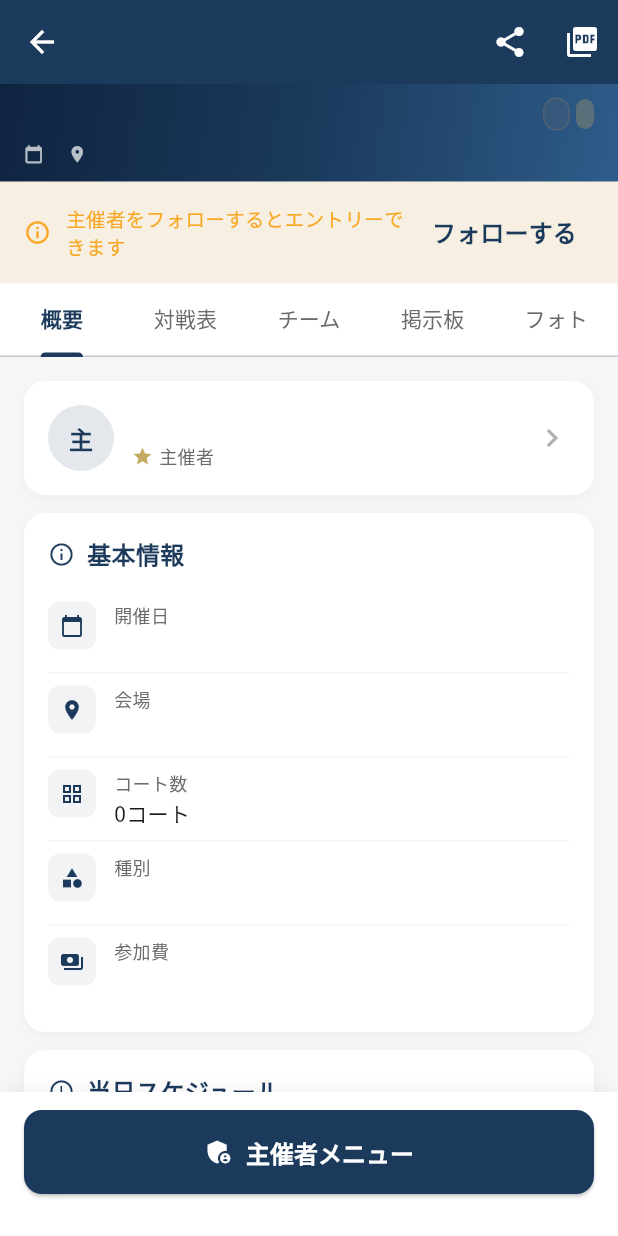
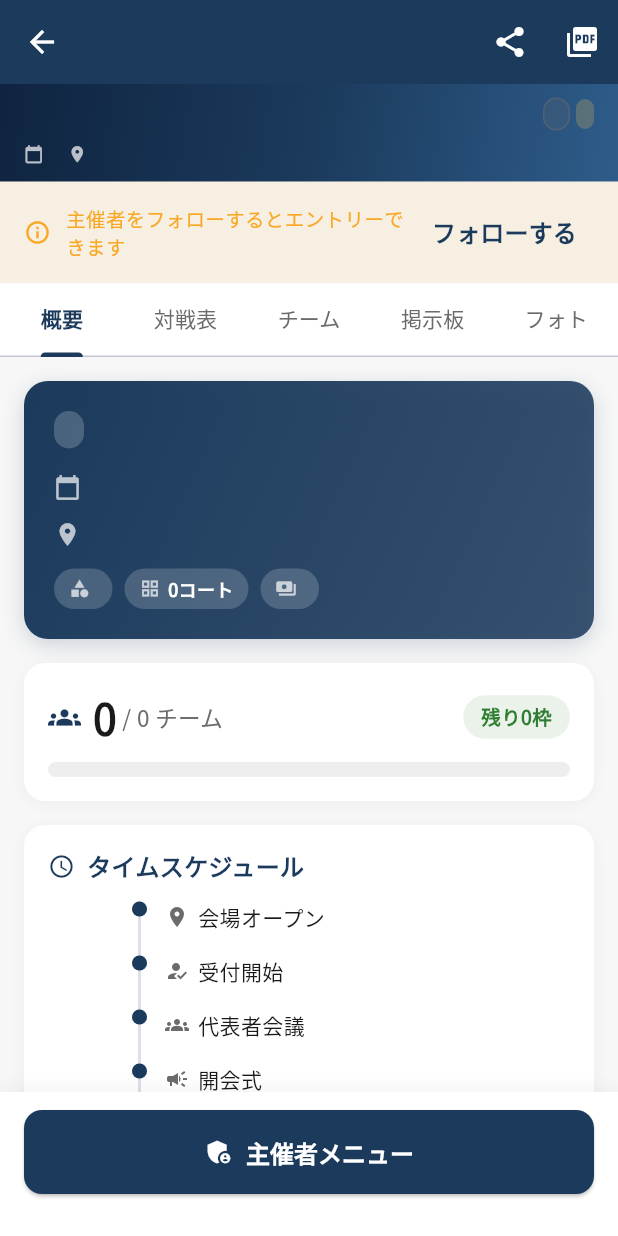
Before and after one commit to sofvo-dev/sofvo, a Flutter app: the TournamentDetailScreen screen opened directly with empty values, on a phone screen of 412 x 824 dp. Run offline on Flutter 3.47's test engine with Material 3 defaults, Android fonts, the phone set to English and light mode, and no system bars; our stand-ins replace cached_network_image, cloud_firestore, csv, file_picker, firebase_auth, firebase_core and 10 more; missing offline and left inert: mobile_scanner; accounts and stored records are empty; network calls fail.

Commit message:
feat: 大会概要タブをリデザインして見やすく改善
- ヒーローカード: 日時・会場・種別・コート数・参加費をグラデーション
  背景のカードにまとめて一目で把握可能に
- 募集状況: 大きな数字+プログレスバー+締切日を一つのカードに統合
- タイムスケジュール: タイムライン形式（時刻+ドット+ライン）で
  視覚的に分かりやすく
- ルール: チップ形式のラベル+値で読みやすく
- 運営情報・その他をルールカードに統合してカード数を削減
- 基本情報カードを廃止（ヒーローカードに統合）

https://claude.ai/code/session_0116u9hQCw1ZhLETzN8my8yT

```diff
--- a/lib/screens/tournament/tournament_detail_screen.dart
+++ b/lib/screens/tournament/tournament_detail_screen.dart
@@ -372,6 +372,137 @@ class _TournamentDetailScreenState extends State<TournamentDetailScreen>
         return ListView(
           padding: const EdgeInsets.all(16),
           children: [
+            // ━━━ ヒーローカード: 日時・場所・種別をまとめて ━━━
+            Container(
+              decoration: BoxDecoration(
+                gradient: LinearGradient(
+                  begin: Alignment.topLeft, end: Alignment.bottomRight,
+                  colors: [AppTheme.primaryColor, AppTheme.primaryColor.withValues(alpha: 0.85)],
+                ),
+                borderRadius: BorderRadius.circular(16),
+                boxShadow: [BoxShadow(color: AppTheme.primaryColor.withValues(alpha: 0.2), blurRadius: 12, offset: const Offset(0, 4))],
+              ),
+              child: Padding(
+                padding: const EdgeInsets.all(20),
+                child: Column(crossAxisAlignment: CrossAxisAlignment.start, children: [
+                  // ステータスバッジ
+                  Container(
+                    padding: const EdgeInsets.symmetric(horizontal: 10, vertical: 4),
+                    decoration: BoxDecoration(
+                      color: Colors.white.withValues(alpha: 0.2),
+                      borderRadius: BorderRadius.circular(20),
+                    ),
+                    child: Text(liveStatus, style: const TextStyle(fontSize: 12, fontWeight: FontWeight.bold, color: Colors.white)),
+                  ),
+                  const SizedBox(height: 14),
+                  // 日時
+                  Row(children: [
+                    const Icon(Icons.calendar_today, size: 18, color: Colors.white70),
+                    const SizedBox(width: 10),
+                    Expanded(child: Text(t['date'] as String? ?? '', style: const TextStyle(fontSize: 17, fontWeight: FontWeight.bold, color: Colors.white))),
+                  ]),
+                  const SizedBox(height: 10),
+                  // 会場
+                  Row(crossAxisAlignment: CrossAxisAlignment.start, children: [
+                    const Icon(Icons.location_on, size: 18, color: Colors.white70),
+                    const SizedBox(width: 10),
+                    Expanded(child: Column(crossAxisAlignment: CrossAxisAlignment.start, children: [
+                      Text(t['location'] as String? ?? t['venue'] as String? ?? '', style: const TextStyle(fontSize: 15, fontWeight: FontWeight.w600, color: Colors.white)),
+                      if ((t['venueAddress'] ?? '').toString().isNotEmpty)
+                        GestureDetector(
+                          onTap: () {
+                            final encoded = Uri.encodeComponent(t['venueAddress'] as String? ?? '');
+                            launchUrl(Uri.parse('https://www.google.com/maps/search/$encoded'), mode: LaunchMode.externalApplication);
+                          },
+                          child: Padding(
+                            padding: const EdgeInsets.only(top: 2),
+                            child: Row(children: [
+                              Flexible(child: Text(t['venueAddress'] as String? ?? '', style: TextStyle(fontSize: 12, color: Colors.white.withValues(alpha: 0.8), decoration: TextDecoration.underline, decorationColor: Colors.white60))),
+                              const SizedBox(width: 4),
+                              Icon(Icons.open_in_new, size: 12, color: Colors.white.withValues(alpha: 0.7)),
+                            ]),
+                          ),
+                        ),
+                    ])),
+                  ]),
+                  const SizedBox(height: 10),
+                  // 種別・コート数
+                  Row(children: [
+                    _heroChip(Icons.category, t['type'] ?? '混合'),
+                    const SizedBox(width: 8),
+                    _heroChip(Icons.grid_view, '${courts}コート'),
+                    const SizedBox(width: 8),
+                    _heroChip(Icons.payments, (() { final f = t['entryFee'] ?? t['fee']; return f is int ? '¥$f' : (f ?? '').toString(); })()),
+                  ]),
+                ]),
+              ),
+            ),
+            const SizedBox(height: 16),
+
+            // ━━━ 募集状況 ━━━
+            Container(
+              padding: const EdgeInsets.all(16),
+              decoration: BoxDecoration(
+                color: Colors.white, borderRadius: BorderRadius.circular(14),
+                boxShadow: [BoxShadow(color: Colors.black.withValues(alpha: 0.04), blurRadius: 8, offset: const Offset(0, 2))],
+              ),
+              child: Column(children: [
+                Row(children: [
+                  Icon(Icons.groups, size: 22, color: AppTheme.primaryColor),
+                  const SizedBox(width: 8),
+                  Text('$liveCurrentTeams', style: const TextStyle(fontSize: 28, fontWeight: FontWeight.bold, color: AppTheme.textPrimary)),
+                  Text(' / $liveMaxTeams チーム', style: TextStyle(fontSize: 15, color: AppTheme.textSecondary)),
+                  const Spacer(),
+                  Container(
+                    padding: const EdgeInsets.symmetric(horizontal: 12, vertical: 5),
+                    decoration: BoxDecoration(
+                      color: liveProgress >= 1.0 ? AppTheme.error.withValues(alpha: 0.1) : AppTheme.success.withValues(alpha: 0.1),
+                      borderRadius: BorderRadius.circular(20),
+                    ),
+                    child: Text(liveProgress >= 1.0 ? '満員' : '残り${liveMaxTeams - liveCurrentTeams}枠',
+                        style: TextStyle(fontSize: 13, fontWeight: FontWeight.bold,
+                            color: liveProgress >= 1.0 ? AppTheme.error : AppTheme.success)),
+                  ),
+                ]),
+                const SizedBox(height: 10),
+                ClipRRect(
+                  borderRadius: BorderRadius.circular(6),
+                  child: LinearProgressIndicator(
+                    value: liveProgress.clamp(0.0, 1.0),
+                    backgroundColor: Colors.grey[200],
+                    valueColor: AlwaysStoppedAnimation<Color>(
+                      liveProgress >= 1.0 ? AppTheme.error : liveProgress >= 0.8 ? AppTheme.warning : AppTheme.success),
+                    minHeight: 10,
+                  ),
+                ),
+                if ((live['deadline'] ?? t['deadline'] ?? '').toString().isNotEmpty) ...[
+                  const SizedBox(height: 10),
+                  Row(children: [
+                    Icon(Icons.event_busy, size: 15, color: AppTheme.warning),
+                    const SizedBox(width: 6),
+                    Text('締切: ${live['deadline'] ?? t['deadline'] ?? ''}', style: TextStyle(fontSize: 13, color: AppTheme.warning, fontWeight: FontWeight.w600)),
+                  ]),
+                ],
+              ]),
+            ),
+            const SizedBox(height: 16),
+
+            // ━━━ 当日スケジュール（タイムライン形式） ━━━
+            _buildCard(
+              title: 'タイムスケジュール',
+              titleIcon: Icons.schedule,
+              child: Column(children: [
+                _buildTimelineRow(live['openTime'] as String? ?? t['openTime'] as String? ?? '8:00', '会場オープン', Icons.location_on),
+                _buildTimelineRow(live['receptionTime'] as String? ?? t['receptionTime'] as String? ?? '8:30', '受付開始', Icons.how_to_reg),
+                _buildTimelineRow(live['captainMeetingTime'] as String? ?? t['captainMeetingTime'] as String? ?? '8:45', '代表者会議', Icons.groups),
+                _buildTimelineRow(live['openingTime'] as String? ?? t['openingTime'] as String? ?? '9:00', '開会式', Icons.campaign),
+                _buildTimelineRow(live['matchStartTime'] as String? ?? t['matchStartTime'] as String? ?? '9:15', '試合開始', Icons.sports_volleyball),
+                _buildTimelineRow(live['finalTime'] as String? ?? t['finalTime'] as String? ?? '15:00', '終了', Icons.flag),
+                _buildTimelineRow(live['closingTime'] as String? ?? t['closingTime'] as String? ?? '15:30', '完全撤退', Icons.exit_to_app, isLast: true),
+              ]),
+            ),
+            const SizedBox(height: 16),
+
             // ━━━ Organizer ━━━
             GestureDetector(
               onTap: () {
@@ -416,126 +547,40 @@ class _TournamentDetailScreenState extends State<TournamentDetailScreen>
                 },
               ),
             ),
-            const SizedBox(height: 12),
-
-            // ━━━ Basic Info ━━━
-            _buildCard(
-              title: '基本情報',
-              titleIcon: Icons.info_outline,
-              child: Column(children: [
-                _buildInfoRow(Icons.calendar_today, '開催日', t['date'] as String? ?? ''),
-                _buildDivider(),
-                _buildInfoRow(Icons.location_on, '会場', t['location'] as String? ?? t['venue'] as String? ?? ''),
-                if ((t['venueAddress'] ?? '').toString().isNotEmpty) ...[
-                  _buildDivider(),
-                  _buildAddressRow(t['venueAddress'] as String? ?? ''),
-                ],
-                _buildDivider(),
-                _buildInfoRow(Icons.grid_view, 'コート数', '${courts}コート'),
-                _buildDivider(),
-                _buildInfoRow(Icons.category, '種別', t['type'] ?? '混合'),
-                _buildDivider(),
-                _buildInfoRow(Icons.payments, '参加費', (() { final f = t['entryFee'] ?? t['fee']; return f is int ? '¥$f' : (f ?? '').toString(); })()),
-                if ((live['deadline'] ?? t['deadline'] ?? '').toString().isNotEmpty) ...[
-                  _buildDivider(),
-                  _buildInfoRow(Icons.event_busy, 'エントリー締切', live['deadline'] ?? t['deadline'] ?? ''),
-                ],
-              ]),
-            ),
+            const SizedBox(height: 16),
 
             // ━━━ Description ━━━
             if ((live['description'] ?? t['description'] ?? '').toString().isNotEmpty) ...[
-              const SizedBox(height: 12),
               _buildCard(
                 title: '大会説明・備考',
                 titleIcon: Icons.description_outlined,
                 child: Text(live['description'] ?? t['description'] ?? '',
                     style: const TextStyle(fontSize: 14, height: 1.6, color: AppTheme.textPrimary)),
               ),
+              const SizedBox(height: 16),
             ],
-            const SizedBox(height: 12),
-
-            // ━━━ Schedule ━━━
+
+            // ━━━ ルール概要（コンパクト） ━━━
             _buildCard(
-              title: '当日スケジュール',
-              titleIcon: Icons.schedule,
-              child: Column(children: [
-                _buildInfoRow(Icons.location_on, '会場', live['openTime'] as String? ?? t['openTime'] as String? ?? '8:00'),
-                _buildDivider(),
-                _buildInfoRow(Icons.how_to_reg, '受付', live['receptionTime'] as String? ?? t['receptionTime'] as String? ?? '8:30'),
-                _buildDivider(),
-                _buildInfoRow(Icons.groups, '代表者会議', live['captainMeetingTime'] as String? ?? t['captainMeetingTime'] as String? ?? '8:45'),
-                _buildDivider(),
-                _buildInfoRow(Icons.campaign, '開会式', live['openingTime'] as String? ?? t['openingTime'] as String? ?? '9:00'),
-                _buildDivider(),
-                _buildInfoRow(Icons.sports_volleyball, '試合開始', live['matchStartTime'] as String? ?? t['matchStartTime'] as String? ?? '9:15'),
-                _buildDivider(),
-                _buildInfoRow(Icons.flag, '終了', live['finalTime'] as String? ?? t['finalTime'] as String? ?? '15:00'),
-                _buildDivider(),
-                _buildInfoRow(Icons.exit_to_app, '完全撤退', live['closingTime'] as String? ?? t['closingTime'] as String? ?? '15:30'),
-              ]),
-            ),
-            const SizedBox(height: 12),
-
-            // ━━━ Entry status ━━━
-            _buildCard(
-              title: '募集状況',
-              titleIcon: Icons.how_to_reg,
-              child: Column(children: [
-                Row(children: [
-                  Icon(Icons.groups, size: 20, color: AppTheme.primaryColor),
-                  const SizedBox(width: 8),
-                  Text('$liveCurrentTeams / $liveMaxTeams チーム',
-                      style: const TextStyle(fontSize: 18, fontWeight: FontWeight.bold, color: AppTheme.textPrimary)),
-                  const Spacer(),
-                  Container(
-                    padding: const EdgeInsets.symmetric(horizontal: 10, vertical: 4),
-                    decoration: BoxDecoration(
-                      color: liveProgress >= 1.0 ? AppTheme.error.withValues(alpha:0.1) : AppTheme.success.withValues(alpha:0.1),
-                      borderRadius: BorderRadius.circular(12),
-                    ),
-                    child: Text(liveProgress >= 1.0 ? '満員' : '残り${liveMaxTeams - liveCurrentTeams}枠',
-                        style: TextStyle(fontSize: 12, fontWeight: FontWeight.bold,
-                            color: liveProgress >= 1.0 ? AppTheme.error : AppTheme.success)),
-                  ),
-                ]),
-                const SizedBox(height: 10),
-                ClipRRect(
-                  borderRadius: BorderRadius.circular(6),
-                  child: LinearProgressIndicator(
-                    value: liveProgress.clamp(0.0, 1.0),
-                    backgroundColor: Colors.grey[200],
-                    valueColor: AlwaysStoppedAnimation<Color>(
-                      liveProgress >= 1.0 ? AppTheme.error : liveProgress >= 0.8 ? AppTheme.warning : AppTheme.success),
-                    minHeight: 10,
-                  ),
-                ),
-              ]),
-            ),
-            const SizedBox(height: 12),
-
-            // ━━━ Rules Detail ━━━
-            _buildCard(
-              title: '大会ルール',
+              title: 'ルール',
               titleIcon: Icons.gavel,
               child: Column(children: [
-                _buildInfoRow(Icons.sports_volleyball, '試合形式', '15点先取'),
-                _buildDivider(),
-                _buildInfoRow(Icons.repeat, '予選R1', _setFormatDisplayLabel(livePrelim['sets'] ?? 2)),
-                _buildDivider(),
-                _buildInfoRow(Icons.swap_vert, 'デュースR1', (livePrelim['deuce'] ?? false) ? 'あり（${livePrelim['deuceCap'] ?? 17}点キャップ）' : 'なし'),
+                _buildRuleChipRow('試合形式', '15点先取'),
+                const SizedBox(height: 8),
+                _buildRuleChipRow('予選R1', _setFormatDisplayLabel(livePrelim['sets'] ?? 2)),
+                const SizedBox(height: 8),
+                _buildRuleChipRow('デュースR1', (livePrelim['deuce'] ?? false) ? 'あり（${livePrelim['deuceCap'] ?? 17}点キャップ）' : 'なし'),
                 if ((livePrelim['rounds'] ?? 1) == 2 && livePrelim['round2'] != null) ...[
-                  _buildDivider(),
-                  _buildInfoRow(Icons.repeat, '予選R2', _setFormatDisplayLabel((livePrelim['round2'] as Map<String, dynamic>?)?['sets'] ?? livePrelim['sets'] ?? 2)),
-                  _buildDivider(),
-                  _buildInfoRow(Icons.swap_vert, 'デュースR2', ((livePrelim['round2'] as Map<String, dynamic>?)?['deuce'] ?? false) ? 'あり（${(livePrelim['round2'] as Map<String, dynamic>?)?['deuceCap'] ?? 17}点キャップ）' : 'なし'),
+                  const SizedBox(height: 8),
+                  _buildRuleChipRow('予選R2', _setFormatDisplayLabel((livePrelim['round2'] as Map<String, dynamic>?)?['sets'] ?? livePrelim['sets'] ?? 2)),
+                  const SizedBox(height: 8),
+                  _buildRuleChipRow('デュースR2', ((livePrelim['round2'] as Map<String, dynamic>?)?['deuce'] ?? false) ? 'あり（${(livePrelim['round2'] as Map<String, dynamic>?)?['deuceCap'] ?? 17}点キャップ）' : 'なし'),
                 ],
                 if (liveScoring.isNotEmpty && (liveScoring['enabled'] ?? true)) ...[
-                  _buildDivider(),
-                  _buildInfoRow(Icons.emoji_events, '勝ち点制', 'あり'),
-                  _buildDivider(),
+                  const SizedBox(height: 8),
+                  _buildRuleChipRow('勝ち点制', 'あり'),
                   Padding(
-                    padding: const EdgeInsets.symmetric(vertical: 6, horizontal: 4),
+                    padding: const EdgeInsets.only(top: 6, left: 4),
                     child: Column(crossAxisAlignment: CrossAxisAlignment.start, children: [
                       if ((livePrelim['rounds'] ?? 1) == 2) ...[
                         Padding(padding: const EdgeInsets.only(bottom: 4),
@@ -555,49 +600,26 @@ class _TournamentDetailScreenState extends State<TournamentDetailScreen>
                   ),
                 ],
                 if ((liveFinal['enabled'] ?? false) == true) ...[
-                  _buildDivider(),
-                  _buildInfoRow(Icons.emoji_events, '順位決定戦',
+                  const SizedBox(height: 8),
+                  _buildRuleChipRow('順位決定戦',
                     '${liveFinal['type'] == 'round_robin' ? '総当たり' : 'トーナメント'} / ${liveFinal['sets'] ?? 3}セットマッチ${(liveFinal['deuce'] ?? false) ? '（ジュースあり）' : ''}'),
+                ],
+                // その他ルール
+                if (liveOther.isNotEmpty) ...[
+                  if (liveOther['uniformNumber'] != null) ...[
+                    const SizedBox(height: 8),
+                    _buildRuleChipRow('ゼッケン', liveOther['uniformNumber'] == true ? '必須' : '不要'),
+                  ],
+                  if (liveOther['snsVideo'] != null) ...[
+                    const SizedBox(height: 8),
+                    _buildRuleChipRow('SNS動画投稿', liveOther['snsVideo'] == true ? '許可' : '不可'),
+                  ],
                 ],
               ]),
             ),
-            const SizedBox(height: 12),
-
-            // ━━━ Management info ━━━
-            if (liveManagement.isNotEmpty) _buildCard(
-              title: '運営情報',
-              titleIcon: Icons.admin_panel_settings,
-              child: Column(children: [
-                if (liveManagement['teamsPerCourt'] != null)
-                  _buildInfoRow(Icons.people, '1コートあたり', '${liveManagement['teamsPerCourt']}チーム'),
-                if (liveManagement['teamsPerCourt'] != null && courts > 0) ...[
-                  _buildDivider(),
-                  _buildInfoRow(Icons.calculate, '最大収容', '${(liveManagement['teamsPerCourt'] as int? ?? 4) * courts}チーム'),
-                ],
-                if (livePrelim['rounds'] != null) ...[
-                  _buildDivider(),
-                  _buildInfoRow(Icons.loop, '予選ラウンド数', '${livePrelim['rounds']}回'),
-                ],
-              ]),
-            ),
-            if (liveManagement.isNotEmpty) const SizedBox(height: 12),
-
-            // ━━━ Other settings ━━━
-            if (liveOther.isNotEmpty) _buildCard(
-              title: 'その他',
-              titleIcon: Icons.more_horiz,
-              child: Column(children: [
-                if (liveOther['uniformNumber'] != null)
-                  _buildInfoRow(Icons.format_list_numbered, 'ゼッケン', liveOther['uniformNumber'] == true ? '必須' : '不要'),
-                if (liveOther['snsVideo'] != null) ...[
-                  _buildDivider(),
-                  _buildInfoRow(Icons.videocam, 'SNS動画投稿', liveOther['snsVideo'] == true ? '許可' : '不可'),
-                ],
-              ]),
-            ),
-            if (liveOther.isNotEmpty) const SizedBox(height: 12),
-
-            // ━━━ Tournament flow ━━━
+            const SizedBox(height: 16),
+
+            // ━━━ 大会の流れ ━━━
             _buildCard(
               title: '大会の流れ',
               titleIcon: Icons.timeline,
@@ -4264,6 +4286,70 @@ class _TournamentDetailScreenState extends State<TournamentDetailScreen>
   }
 
   Widget _buildDivider() => Divider(height: 1, color: Colors.grey[100]);
+
+  Widget _heroChip(IconData icon, String label) {
+    return Container(
+      padding: const EdgeInsets.symmetric(horizontal: 10, vertical: 5),
+      decoration: BoxDecoration(
+        color: Colors.white.withValues(alpha: 0.18),
+        borderRadius: BorderRadius.circular(20),
+      ),
+      child: Row(mainAxisSize: MainAxisSize.min, children: [
+        Icon(icon, size: 14, color: Colors.white70),
+        const SizedBox(width: 5),
+        Text(label, style: const TextStyle(fontSize: 12, fontWeight: FontWeight.w600, color: Colors.white)),
+      ]),
+    );
+  }
+
+  Widget _buildTimelineRow(String time, String label, IconData icon, {bool isLast = false}) {
+    return IntrinsicHeight(
+      child: Row(children: [
+        SizedBox(
+          width: 56,
+          child: Text(time, style: const TextStyle(fontSize: 14, fontWeight: FontWeight.bold, color: AppTheme.primaryColor)),
+        ),
+        Column(children: [
+          Container(
+            width: 10, height: 10,
+            decoration: BoxDecoration(
+              color: AppTheme.primaryColor,
+              shape: BoxShape.circle,
+              border: Border.all(color: AppTheme.primaryColor.withValues(alpha: 0.3), width: 2),
+            ),
+          ),
+          if (!isLast)
+            Expanded(child: Container(width: 2, color: AppTheme.primaryColor.withValues(alpha: 0.15))),
+        ]),
+        const SizedBox(width: 12),
+        Expanded(
+          child: Padding(
+            padding: const EdgeInsets.only(bottom: 16),
+            child: Row(children: [
+              Icon(icon, size: 16, color: AppTheme.textSecondary),
+              const SizedBox(width: 6),
+              Text(label, style: const TextStyle(fontSize: 14, color: AppTheme.textPrimary)),
+            ]),
+          ),
+        ),
+      ]),
+    );
+  }
+
+  Widget _buildRuleChipRow(String label, String value) {
+    return Row(children: [
+      Container(
+        padding: const EdgeInsets.symmetric(horizontal: 8, vertical: 4),
+        decoration: BoxDecoration(
+          color: AppTheme.primaryColor.withValues(alpha: 0.08),
+          borderRadius: BorderRadius.circular(6),
+        ),
+        child: Text(label, style: const TextStyle(fontSize: 12, fontWeight: FontWeight.bold, color: AppTheme.primaryColor)),
+      ),
+      const SizedBox(width: 10),
+      Expanded(child: Text(value, style: const TextStyle(fontSize: 14, color: AppTheme.textPrimary, fontWeight: FontWeight.w500))),
+    ]);
+  }
 }
 
 class _KeepAlivePage extends StatefulWidget {
```
